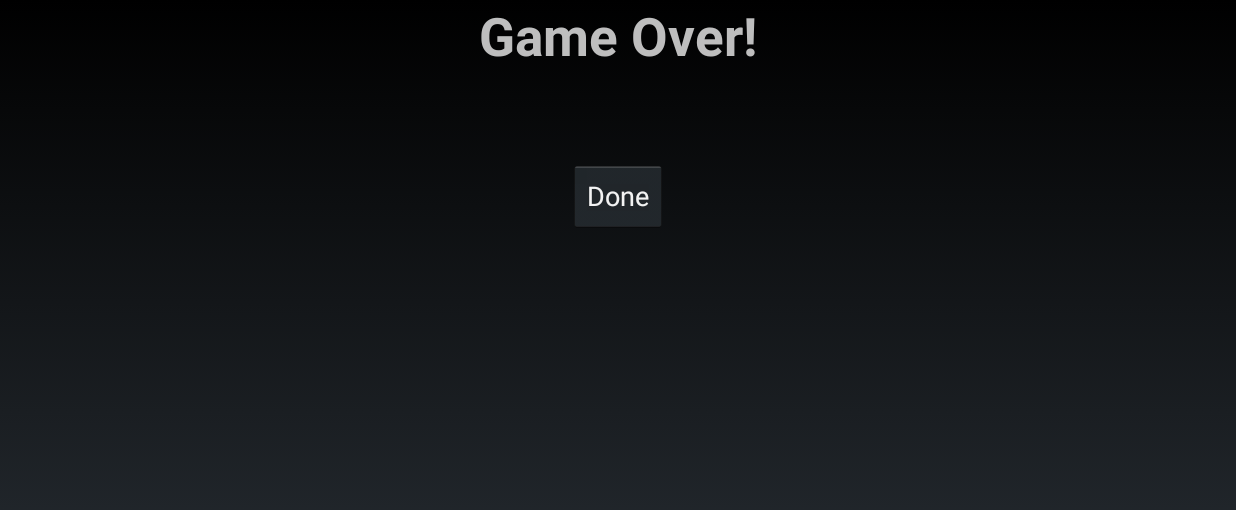
After one commit to riedel-kruse-lab/biotic_games_android, an Android app: the GameOverActivity screen opened directly, with no data from a screen before it, on a phone screen of 824 x 412 dp (held sideways). The commit adds this screen. Shown: the top 510 px of the screen. Run offline under Robolectric (Android 15) with nearby library versions, the phone set to English and light mode, and no system bars.

Commit message:
Adds Game Over screen with high scores.

```diff
--- a/app/src/main/AndroidManifest.xml
+++ b/app/src/main/AndroidManifest.xml
@@ -28,5 +28,9 @@
             android:configChanges="keyboardHidden|orientation"
             android:label="@string/app_name" >
         </activity>
+        <activity android:name=".GameOverActivity"
+                  android:screenOrientation="landscape"
+                  android:label="Game Over!">
+        </activity>
     </application>
 </manifest>
--- /dev/null
+++ b/app/src/main/java/edu/stanford/riedel_kruse/bioticgames/GameOverActivity.java
@@ -0,0 +1,149 @@
+package edu.stanford.riedel_kruse.bioticgames;
+
+import android.app.Activity;
+import android.content.Intent;
+import android.content.SharedPreferences;
+import android.os.Bundle;
+import android.view.View;
+import android.view.ViewGroup;
+import android.widget.EditText;
+import android.widget.LinearLayout;
+import android.widget.RelativeLayout;
+import android.widget.TextView;
+
+import java.util.ArrayList;
+import java.util.StringTokenizer;
+
+/**
+ * Created by dchiu on 3/3/15.
+ */
+public class GameOverActivity extends Activity {
+
+    public static final int NUM_SCORES = 5;
+
+    private ArrayList<String> initials;
+    private ArrayList<Integer> times;
+
+    private int mNewHighScoreIndex;
+
+    @Override
+    public void onCreate(Bundle savedInstanceState) {
+        super.onCreate(savedInstanceState);
+        setContentView(R.layout.activity_game_over);
+
+        SharedPreferences prefs = getPreferences(MODE_PRIVATE);
+
+        initials = new ArrayList<String>();
+        times = new ArrayList<Integer>();
+
+        String initialsString = prefs.getString("leaderBoardInitials", "");
+        StringTokenizer initialsTokenizer = new StringTokenizer(initialsString, ",");
+
+        String timesString = prefs.getString("leaderBoardTimes", "");
+        StringTokenizer timesTokenizer = new StringTokenizer(timesString, ",");
+
+        LinearLayout leaderBoardLayout = (LinearLayout) findViewById(R.id.leader_board);
+
+        while (timesTokenizer.hasMoreTokens()) {
+            RelativeLayout leaderBoardEntry = new RelativeLayout(this);
+            RelativeLayout.LayoutParams layoutParams = new RelativeLayout.LayoutParams(400,
+                    RelativeLayout.LayoutParams.WRAP_CONTENT);
+            leaderBoardEntry.setLayoutParams(layoutParams);
+
+            String time = timesTokenizer.nextToken();
+            String initial = initialsTokenizer.nextToken();
+            times.add(Integer.parseInt(time));
+            initials.add(initial);
+
+            TextView leaderBoardTime = new TextView(this);
+            leaderBoardTime.setText(time);
+            RelativeLayout.LayoutParams timeLayoutParams = new RelativeLayout.LayoutParams(
+                    RelativeLayout.LayoutParams.WRAP_CONTENT,
+                    RelativeLayout.LayoutParams.WRAP_CONTENT
+            );
+            timeLayoutParams.addRule(RelativeLayout.ALIGN_PARENT_END);
+            leaderBoardTime.setLayoutParams(timeLayoutParams);
+
+            TextView leaderBoardInitials = new TextView(this);
+            leaderBoardInitials.setText(initial);
+            RelativeLayout.LayoutParams initialsLayoutParams = new RelativeLayout.LayoutParams(
+                    RelativeLayout.LayoutParams.WRAP_CONTENT,
+                    RelativeLayout.LayoutParams.WRAP_CONTENT
+            );
+            initialsLayoutParams.addRule(RelativeLayout.ALIGN_PARENT_START);
+            leaderBoardInitials.setLayoutParams(initialsLayoutParams);
+
+            leaderBoardEntry.addView(leaderBoardInitials);
+            leaderBoardEntry.addView(leaderBoardTime);
+
+            leaderBoardLayout.addView(leaderBoardEntry);
+        }
+
+        if (times.size() == 0) {
+            TextView highScoresLabel = (TextView) findViewById(R.id.high_scores_label);
+            highScoresLabel.setVisibility(View.GONE);
+
+            leaderBoardLayout.setVisibility(View.GONE);
+        }
+
+        Intent intent = getIntent();
+        int time = intent.getIntExtra(GameActivity.EXTRA_TIME, -1);
+        if (time != -1) {
+            mNewHighScoreIndex = -1;
+
+            for (int i = 0; i < times.size(); i++) {
+                if (time < times.get(i)) {
+                    times.add(i, time);
+                    mNewHighScoreIndex = i;
+                    break;
+                }
+            }
+
+            if (times.size() < NUM_SCORES && mNewHighScoreIndex == -1) {
+                times.add(time);
+                mNewHighScoreIndex = times.size() - 1;
+            }
+
+            String resultsString = "";
+
+            if (mNewHighScoreIndex != -1) {
+                resultsString += "New high score! ";
+                EditText initialsEditText = (EditText) findViewById(R.id.initials);
+                initialsEditText.setVisibility(View.VISIBLE);
+            }
+
+            resultsString += "You took " + time + " seconds to score 5 goals!";
+
+            TextView resultsTextView = (TextView) findViewById(R.id.results);
+            resultsTextView.setText(resultsString);
+        }
+    }
+
+    @Override
+    public void onBackPressed() {
+        if (mNewHighScoreIndex != -1) {
+            EditText initialsEditText = (EditText) findViewById(R.id.initials);
+            String initial = initialsEditText.getText().toString();
+            initials.add(mNewHighScoreIndex, initial);
+        }
+
+        SharedPreferences prefs = getPreferences(MODE_PRIVATE);
+        StringBuilder timeBuilder = new StringBuilder();
+        StringBuilder initialsBuilder = new StringBuilder();
+        for (int i = 0; i < NUM_SCORES && i < times.size(); i++) {
+            timeBuilder.append(times.get(i)).append(",");
+            initialsBuilder.append(initials.get(i)).append(",");
+        }
+
+        prefs.edit().putString("leaderBoardTimes", timeBuilder.toString()).commit();
+        prefs.edit().putString("leaderBoardInitials", initialsBuilder.toString()).commit();
+
+        finish();
+        Intent intent = new Intent(this, MainActivity.class);
+        startActivity(intent);
+    }
+
+    public void onDoneClicked(View v) {
+        onBackPressed();
+    }
+}
--- a/app/src/main/java/edu/stanford/riedel_kruse/bioticgames/MainActivity.java
+++ b/app/src/main/java/edu/stanford/riedel_kruse/bioticgames/MainActivity.java
@@ -21,6 +21,7 @@ public class MainActivity extends Activity
 
     public void startGame(View view)
     {
+        finish();
         Intent intent = new Intent(this, GameActivity.class);
         startActivity(intent);
     }
--- /dev/null
+++ b/app/src/main/res/layout/activity_game_over.xml
@@ -0,0 +1,56 @@
+<?xml version="1.0" encoding="utf-8"?>
+<RelativeLayout xmlns:android="http://schemas.android.com/apk/res/android"
+              android:orientation="vertical"
+              android:layout_width="match_parent"
+              android:layout_height="match_parent">
+
+    <LinearLayout
+        android:layout_width="match_parent"
+        android:layout_height="match_parent"
+        android:orientation="vertical"
+        android:gravity="center_horizontal">
+        <TextView
+            android:layout_width="wrap_content"
+            android:layout_height="wrap_content"
+            android:textSize="35sp"
+            android:text="Game Over!"
+            android:textStyle="bold"/>
+
+        <TextView
+            android:id="@+id/results"
+            android:layout_width="wrap_content"
+            android:layout_height="wrap_content"
+            android:textStyle="bold"/>
+
+        <EditText
+            android:id="@+id/initials"
+            android:layout_width="wrap_content"
+            android:layout_height="wrap_content"
+            android:hint="Type your initials"
+            android:maxLength="4"
+            android:visibility="gone"/>
+
+        <TextView
+            android:id="@+id/high_scores_label"
+            android:layout_width="wrap_content"
+            android:layout_height="wrap_content"
+            android:layout_marginTop="30dp"
+            android:textSize="20sp"
+            android:text="High Scores:"
+            android:textStyle="bold"/>
+
+        <LinearLayout
+            android:id="@+id/leader_board"
+            android:layout_width="wrap_content"
+            android:layout_height="wrap_content"
+            android:orientation="vertical">
+        </LinearLayout>
+
+        <Button
+            android:layout_width="wrap_content"
+            android:layout_height="wrap_content"
+            android:layout_marginTop="40dp"
+            android:text="Done"
+            android:onClick="onDoneClicked"/>
+    </LinearLayout>
+</RelativeLayout>
```
Also changed, not shown: app/src/main/java/edu/stanford/riedel_kruse/bioticgames/GameActivity.java (+11 -17 lines).
